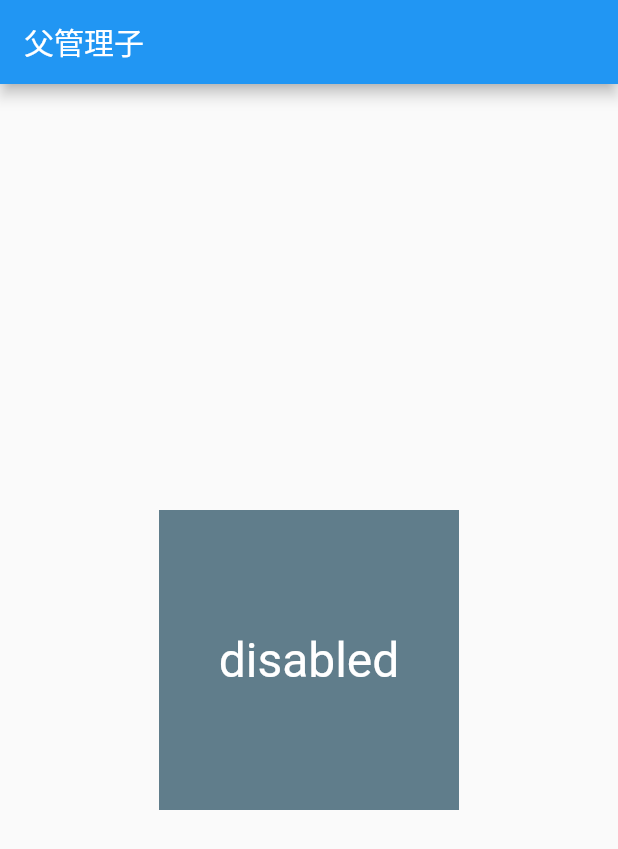
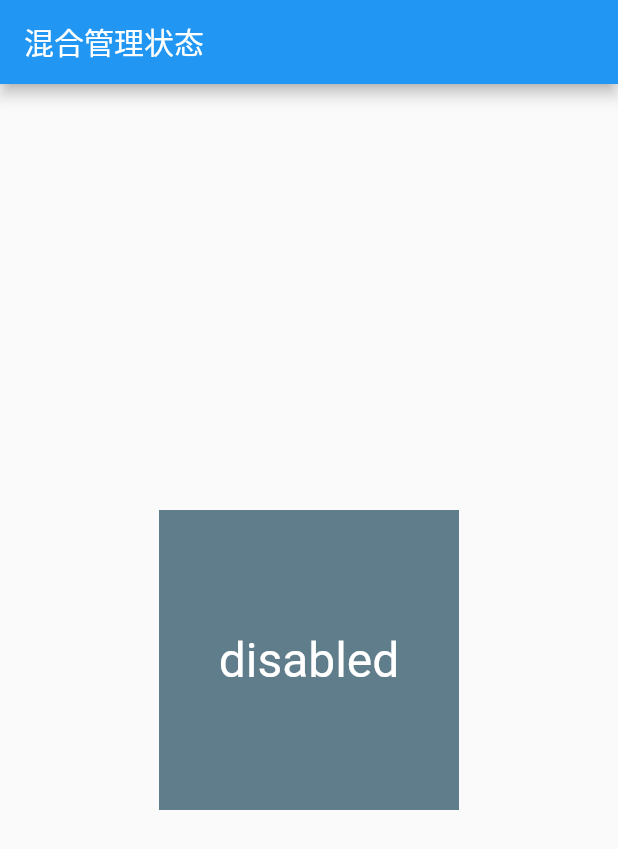
Before and after one commit to chublur/flutter-ex, a Flutter app: the screen it shows after launch, on a phone screen of 412 x 824 dp. Shown: the top 849 px of the screen. Run offline on Flutter 3.47's test engine with Material 2 defaults, Android fonts, the phone set to English and light mode, and no system bars; our stand-ins replace dio, fluttertoast, get, photo_view; missing offline and left inert: dart:html.

Commit message:
增加状态管理文档

```diff
--- a/flutterdemo01/lib/main.dart
+++ b/flutterdemo01/lib/main.dart
@@ -47,8 +47,11 @@ class MyApp extends StatelessWidget {
       initialRoute: '/',
       onGenerateRoute: onGenerateRoute,
       home:
+      // 状态管理
       // const MyState(),
-      const MyFather(),
+      // const MyFather(),
+      const BoxA(),
+
       // const MyLanguage(),
       // const CardPerspectiveDemoPage(),
       // const ChangeTheme(),
--- a/flutterdemo01/lib/pages/state/state.dart
+++ b/flutterdemo01/lib/pages/state/state.dart
@@ -104,3 +104,98 @@ class MySon extends StatelessWidget {
     );
   }
 }
+
+// 混合状态管理  在这种情况下，组件自身管理一些内部状态，而父组件管理一些其他外部状态。
+// 手指按下时，盒子的周围会出现一个深绿色的边框，抬起时，边框消失。点击完成后，盒子的颜色改变。
+class BoxA extends StatefulWidget {
+  const BoxA({super.key});
+
+  @override
+  State<BoxA> createState() => _BoxAState();
+}
+
+class _BoxAState extends State<BoxA> {
+  bool _active = false;
+  void onChangeState(bool val) {
+    setState(() {
+      _active = val;
+    });
+  }
+
+  @override
+  Widget build(BuildContext context) {
+    return Scaffold(
+      appBar: AppBar(
+        title: const Text('混合管理状态'),
+      ),
+      body: BoxB(
+        onChange: onChangeState,
+        active: _active,
+      ),
+    );
+  }
+}
+
+class BoxB extends StatefulWidget {
+  final bool active;
+  final ValueChanged<bool> onChange;
+  const BoxB({super.key, this.active = false, required this.onChange});
+
+  @override
+  State<BoxB> createState() => _BoxBState();
+}
+
+class _BoxBState extends State<BoxB> {
+  bool hightLight = false;
+  void handleTap() {
+    setState(() {
+      widget.onChange(!widget.active);
+    });
+  }
+
+  void handleTapUp(TapUpDetails details) {
+    setState(() {
+      hightLight = false;
+    });
+  }
+
+  void handleTapDown(TapDownDetails details) {
+    setState(() {
+      hightLight = true;
+    });
+  }
+
+  void handleTapcancel() {
+    setState(() {
+      hightLight = false;
+    });
+  }
+
+  @override
+  Widget build(BuildContext context) {
+    return GestureDetector(
+      onTapUp: handleTapUp,
+      onTapDown: handleTapDown,
+      onTapCancel: handleTapcancel,
+      onTap: handleTap,
+      child: Center(
+        child: Container(
+          width: 200,
+          height: 200,
+          decoration: BoxDecoration(
+            color: widget.active ? Colors.blue : Colors.blueGrey,
+            border: hightLight
+                ? Border.all(color: Colors.cyan.shade300, width: 10)
+                : null,
+          ),
+          child: Center(
+            child: Text(
+              widget.active ? "active" : "disabled",
+              style: const TextStyle(fontSize: 32, color: Colors.white),
+            ),
+          ),
+        ),
+      ),
+    );
+  }
+}
```
Also changed, not shown: 1 other file.
